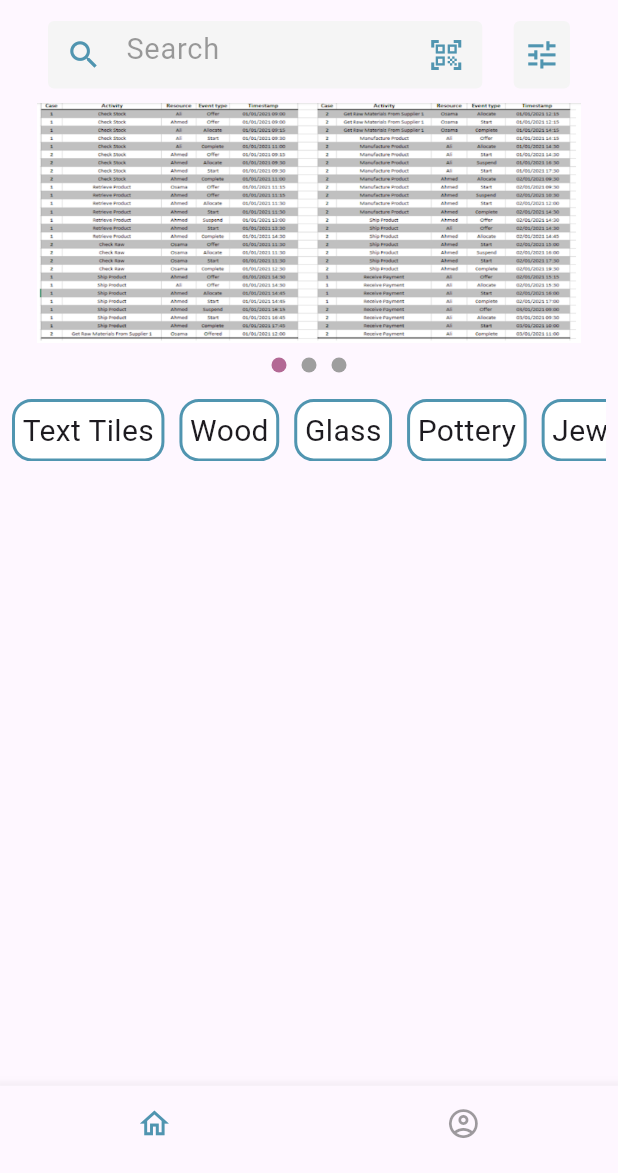
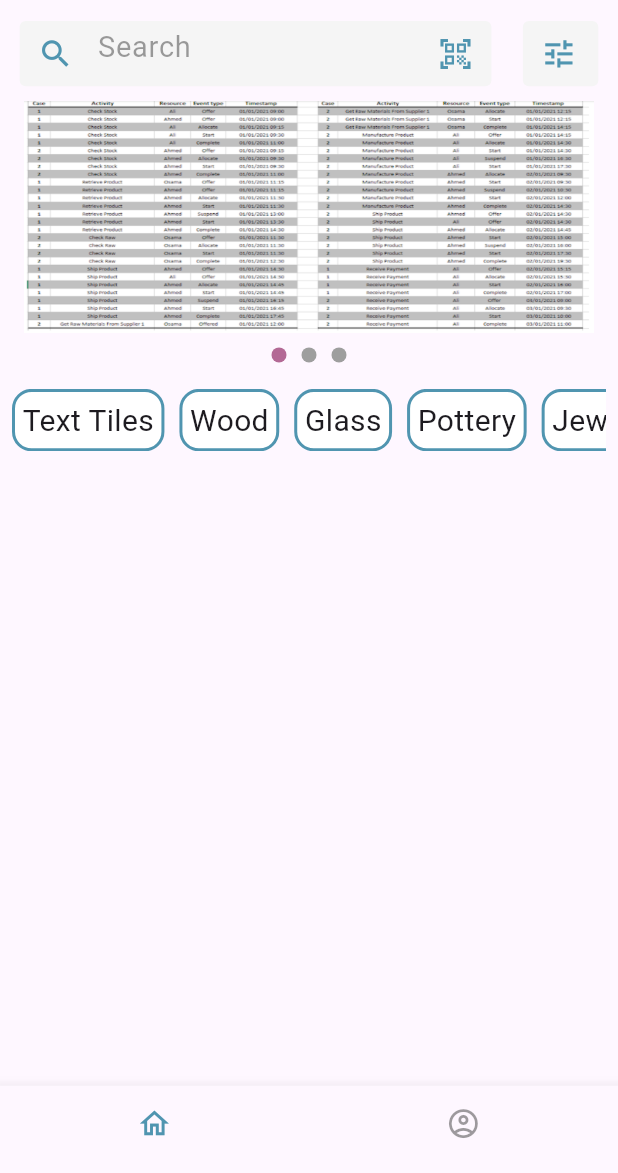
Before and after one commit to alaa-hossam/GP_frontend, a Flutter app: the Home screen opened by its route, on a phone screen of 412 x 824 dp, the part 63-1236 px from its top. Run offline on Flutter 3.47's test engine with Material 3 defaults, Android fonts, the phone set to English and light mode, and no system bars; our stand-ins replace device_info_plus, device_preview.

Commit message:
edit search

```diff
--- a/lib/Models/CategoryModel.dart
+++ b/lib/Models/CategoryModel.dart
@@ -11,6 +11,8 @@ class CategoryModel {
 
 
 class CategoryService{
+  List <CategoryModel> Categories = [];
+  // Categories.add({})
   List<CategoryModel> getCategories() {
     return [
       CategoryModel("1" , "Text Tiles"),
--- a/lib/views/Home.dart
+++ b/lib/views/Home.dart
@@ -73,15 +73,15 @@ class _HomeState extends State<Home> {
                   ),
                   onPressed: () {},
                 ),
-                width: 300 - (10 * SizeConfig.horizontalBlock),
-                height: 45,
+                width: 300 * SizeConfig.horizontalBlock,
+                height: 45 * SizeConfig.verticalBlock,
               ),
               SizedBox(width: 20 * SizeConfig.horizontalBlock),
               MyTextFormField(
                 controller: filter,
                 icon: Icons.tune,
-                width: 48 - (10 * SizeConfig.horizontalBlock),
-                height: 45,
+                width: 48 * SizeConfig.horizontalBlock,
+                height: 45 * SizeConfig.verticalBlock,
               )
             ],
           ),
@@ -103,8 +103,8 @@ class _HomeState extends State<Home> {
                       },
                       child: Image.asset(
                         imageProvider.currentImage,
-                        width: 363,
-                        height: 160,
+                        width: 363 * SizeConfig.horizontalBlock,
+                        height: 160 * SizeConfig.verticalBlock,
                         fit: BoxFit.fill,
                       )),
                   SizedBox(height: 10 * SizeConfig.verticalBlock),
```
